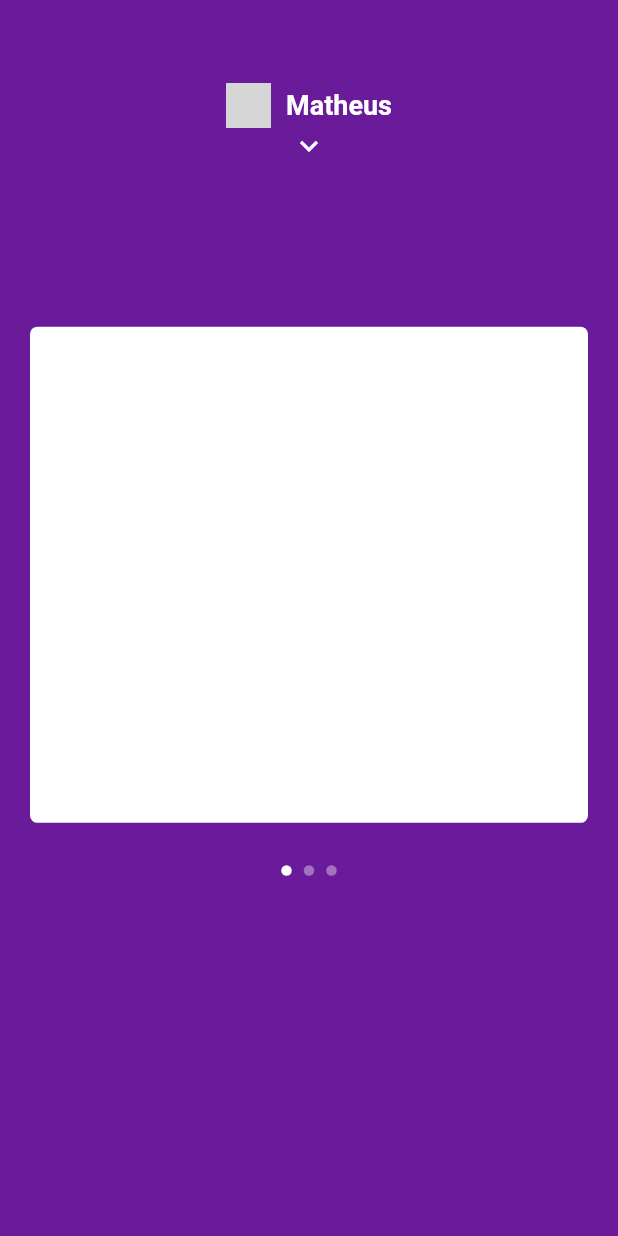
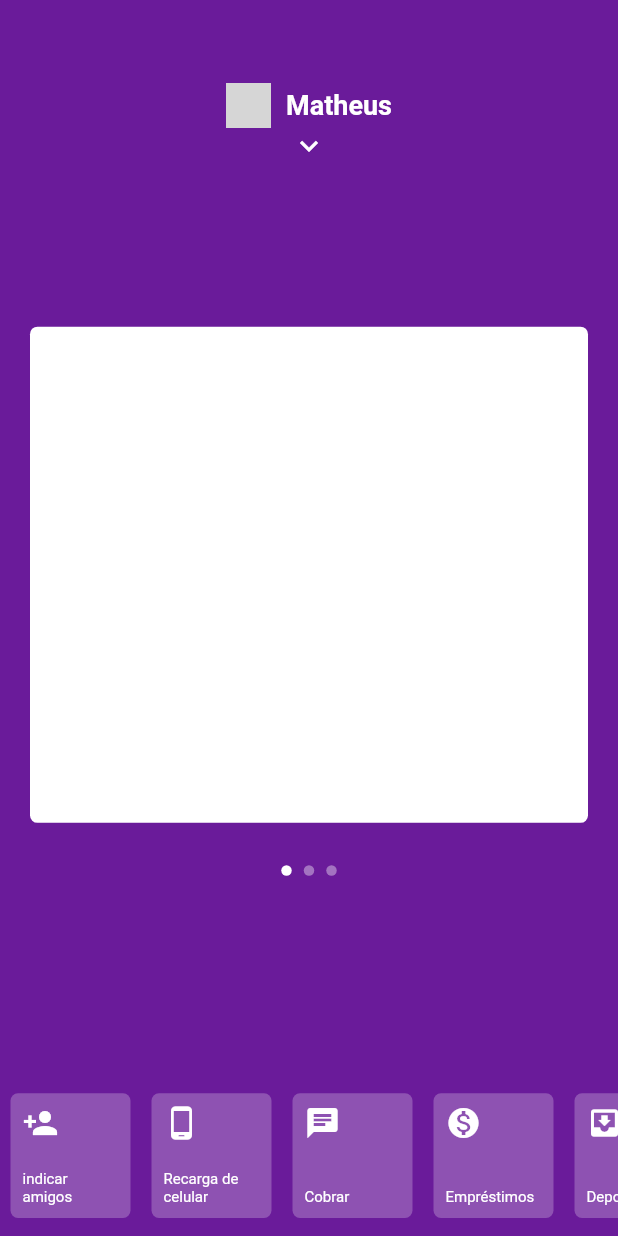
Before and after one commit to mathbonato/clone-nubank, a Flutter app: the screen it shows after launch, on a phone screen of 412 x 824 dp. Run offline on Flutter 3.47's test engine with Material 2 defaults, Android fonts, the phone set to English and light mode, and no system bars; network calls fail; grey boxes are pictures that could not be loaded.

Commit message:
Adding bottom menu

```diff
--- a/lib/pages/home/home_page.dart
+++ b/lib/pages/home/home_page.dart
@@ -1,3 +1,4 @@
+import 'package:clone_nubank/pages/home/widgets/item_menu_bottom.dart';
 import 'package:clone_nubank/pages/home/widgets/menu_app.dart';
 import 'package:clone_nubank/pages/home/widgets/my_app_bar.dart';
 import 'package:clone_nubank/pages/home/widgets/my_dots_app.dart';
@@ -99,6 +100,61 @@ class _HomePageState extends State<HomePage> {
               top: _screenHeight * .70,
               currentIndex: _currentIndex,
               showMenu: _showMenu,
+            ),
+            AnimatedPositioned(
+              duration: Duration(microseconds: 200),
+              bottom: _showMenu ? 0 : 0 + MediaQuery.of(context).padding.bottom,
+              left: 0,
+              right: 0,
+              height: _screenHeight * 0.13,
+              child: AnimatedOpacity(
+                duration: Duration(microseconds: 200),
+                opacity: _showMenu ? 0 : 1,
+                child: Container(
+                  child: ListView(
+                    physics: BouncingScrollPhysics(),
+                    scrollDirection: Axis.horizontal,
+                    children: <Widget>[
+                      ItemMenuBottom(
+                        icon: Icons.person_add,
+                        text: 'indicar amigos',
+                      ),
+                      ItemMenuBottom(
+                        icon: Icons.phone_android,
+                        text: 'Recarga de celular',
+                      ),
+                      ItemMenuBottom(
+                        icon: Icons.chat,
+                        text: 'Cobrar',
+                      ),
+                      ItemMenuBottom(
+                        icon: Icons.monetization_on,
+                        text: 'Empréstimos',
+                      ),
+                      ItemMenuBottom(
+                        icon: Icons.move_to_inbox,
+                        text: 'Depositar',
+                      ),
+                      ItemMenuBottom(
+                        icon: Icons.mobile_screen_share,
+                        text: 'Transferir',
+                      ),
+                      ItemMenuBottom(
+                        icon: Icons.format_align_center,
+                        text: 'Ajustar limite',
+                      ),
+                      ItemMenuBottom(
+                        icon: Icons.chrome_reader_mode,
+                        text: 'Pagar',
+                      ),
+                      ItemMenuBottom(
+                        icon: Icons.lock_open,
+                        text: 'Bloquear cartão',
+                      ),
+                    ],
+                  ),
+                ),
+              ),
             )
           ],
         ));
--- /dev/null
+++ b/lib/pages/home/widgets/item_menu_bottom.dart
@@ -0,0 +1,37 @@
+import 'package:flutter/material.dart';
+
+class ItemMenuBottom extends StatelessWidget {
+  final IconData icon;
+  final String text;
+
+  const ItemMenuBottom({Key key, this.icon, this.text}) : super(key: key);
+
+  @override
+  Widget build(BuildContext context) {
+    return Padding(
+      padding: const EdgeInsets.symmetric(horizontal: 7, vertical: 12),
+      child: Container(
+        child: Padding(
+          padding: const EdgeInsets.all(8.0),
+          child: Column(
+            mainAxisAlignment: MainAxisAlignment.spaceBetween,
+            crossAxisAlignment: CrossAxisAlignment.start,
+            children: <Widget>[
+              Icon(icon),
+              Text(
+                text,
+                style: TextStyle(fontSize: 10),
+              )
+            ],
+          ),
+        ),
+        width: 80,
+        height: 50,
+        decoration: BoxDecoration(
+          borderRadius: BorderRadius.circular(5),
+          color: Colors.white24,
+        ),
+      ),
+    );
+  }
+}
--- a/lib/pages/home/widgets/menu_app.dart
+++ b/lib/pages/home/widgets/menu_app.dart
@@ -14,7 +14,7 @@ class MenuApp extends StatelessWidget {
       left: 0,
       right: 0,
       child: AnimatedOpacity(
-        duration: Duration(microseconds: 200),
+        duration: Duration(microseconds: 100),
         opacity: showMenu ? 1 : 0,
         child: Container(
           // color: Colors.red,
--- a/lib/pages/home/widgets/page_view_app.dart
+++ b/lib/pages/home/widgets/page_view_app.dart
@@ -14,7 +14,7 @@ class PageViewApp extends StatelessWidget {
   @override
   Widget build(BuildContext context) {
     return AnimatedPositioned(
-      duration: Duration(microseconds: 200),
+      duration: Duration(microseconds: 150),
       curve: Curves.easeOut,
       top: top,
       height: MediaQuery.of(context).size.height * 0.45,
```
